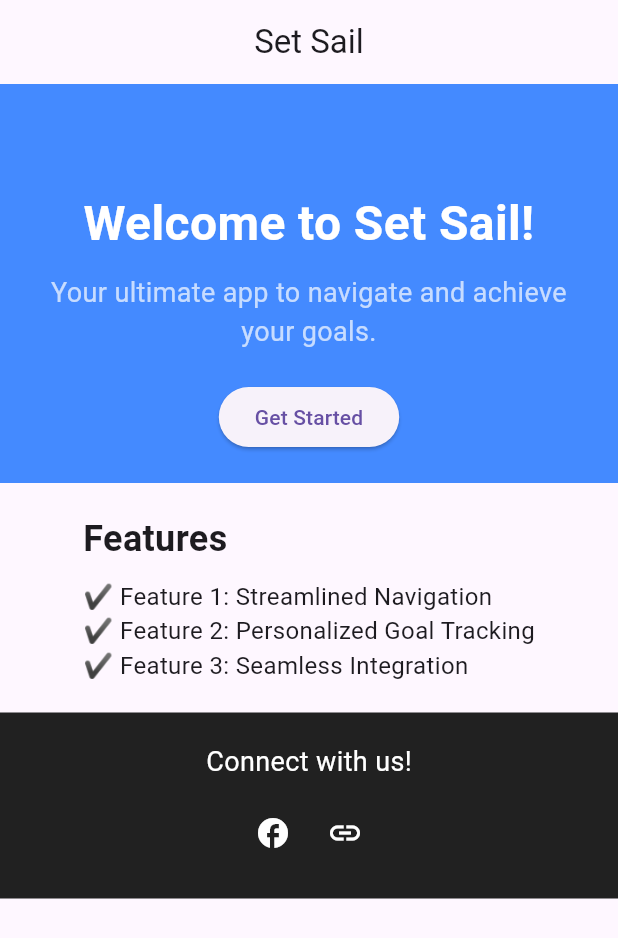
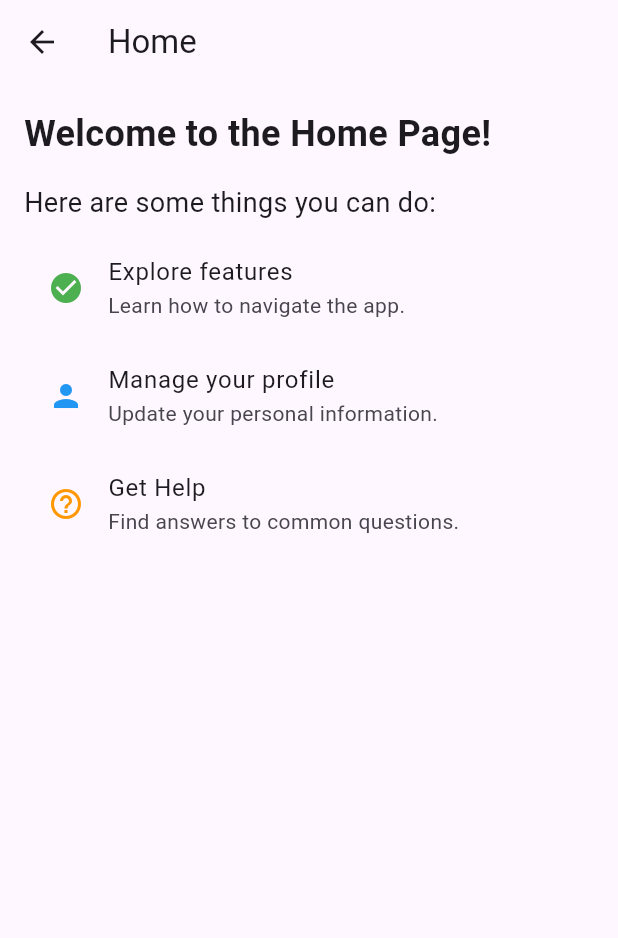
Before and after one commit to Prones94/set-sail-frontend, a Flutter app: the screen it shows after launch, after a tap on "Get Started", on a phone screen of 412 x 824 dp. Shown: the top 938 px of the screen. Run offline on Flutter 3.47's test engine with Material 3 defaults, Android fonts, the phone set to English and light mode, and no system bars.

Commit message:
created navigation folder, added mock data to pages

```diff
--- a/lib/main.dart
+++ b/lib/main.dart
@@ -1,5 +1,5 @@
 import 'package:flutter/material.dart';
-import 'screens/landing_page.dart';
+import 'navigation/main_screen.dart';
 
 void main() {
   runApp(const SetSailApp());
@@ -13,10 +13,8 @@ class SetSailApp extends StatelessWidget {
     return MaterialApp(
       debugShowCheckedModeBanner: false,
       title: 'Set Sail',
-      theme: ThemeData(
-        primarySwatch: Colors.blue,
-      ),
-      home: const LandingPage(), // LandingPage is now the home screen
+      theme: ThemeData(primarySwatch: Colors.blue),
+      home: const MainScreen(),
     );
   }
 }
--- /dev/null
+++ b/lib/navigation/main_screen.dart
@@ -0,0 +1,59 @@
+import 'package:flutter/material.dart';
+import '../screens/landing_page.dart';
+import '../screens/home_page.dart';
+import '../screens/about_page.dart';
+import '../screens/settings_page.dart';
+
+class MainScreen extends StatefulWidget {
+  const MainScreen({super.key});
+
+  @override
+  State<MainScreen> createState() => _MainScreenState();
+}
+
+class _MainScreenState extends State<MainScreen> {
+  int _selectedIndex = 0;
+
+  static const List<Widget> _pages = <Widget>[
+    LandingPage(),
+    HomePage(),
+    AboutPage(),
+    SettingsPage(),
+  ];
+
+  void _onItemTapped(int index) {
+    setState(() {
+      _selectedIndex = index;
+    });
+  }
+
+  @override
+  Widget build(BuildContext context) {
+    return Scaffold(
+      body: _pages[_selectedIndex],
+      bottomNavigationBar: BottomNavigationBar(
+        items: const <BottomNavigationBarItem>[
+          BottomNavigationBarItem(
+            icon: Icon(Icons.home),
+            label: 'Landing',
+          ),
+          BottomNavigationBarItem(
+            icon: Icon(Icons.explore),
+            label: 'Home',
+          ),
+          BottomNavigationBarItem(
+            icon: Icon(Icons.info),
+            label: 'About',
+          ),
+          BottomNavigationBarItem(
+            icon: Icon(Icons.settings),
+            label: 'Settings',
+          ),
+        ],
+        currentIndex: _selectedIndex,
+        selectedItemColor: Colors.blueAccent,
+        onTap: _onItemTapped,
+      ),
+    );
+  }
+}
--- /dev/null
+++ b/lib/screens/home_page.dart
@@ -0,0 +1,47 @@
+import 'package:flutter/material.dart';
+
+class HomePage extends StatelessWidget {
+  const HomePage({super.key});
+
+  @override
+  Widget build(BuildContext context) {
+    return Scaffold(
+      appBar: AppBar(
+        title: const Text('Home'),
+      ),
+      body: Padding(
+        padding: const EdgeInsets.all(16.0),
+        child: Column(
+          crossAxisAlignment: CrossAxisAlignment.start,
+          children: [
+            const Text(
+              'Welcome to the Home Page!',
+              style: TextStyle(fontSize: 24, fontWeight: FontWeight.bold),
+            ),
+            const SizedBox(height: 16),
+            const Text(
+              'Here are some things you can do:',
+              style: TextStyle(fontSize: 18),
+            ),
+            const SizedBox(height: 8),
+            ListTile(
+              leading: const Icon(Icons.check_circle, color: Colors.green),
+              title: const Text('Explore features'),
+              subtitle: const Text('Learn how to navigate the app.'),
+            ),
+            ListTile(
+              leading: const Icon(Icons.person, color: Colors.blue),
+              title: const Text('Manage your profile'),
+              subtitle: const Text('Update your personal information.'),
+            ),
+            ListTile(
+              leading: const Icon(Icons.help_outline, color: Colors.orange),
+              title: const Text('Get Help'),
+              subtitle: const Text('Find answers to common questions.'),
+            ),
+          ],
+        ),
+      ),
+    );
+  }
+}
--- a/lib/screens/landing_page.dart
+++ b/lib/screens/landing_page.dart
@@ -1,4 +1,7 @@
 import 'package:flutter/material.dart';
+import 'home_page.dart';
+import 'about_page.dart';
+import 'settings_page.dart';
 
 class LandingPage extends StatelessWidget {
   const LandingPage({super.key});
@@ -9,6 +12,66 @@ class LandingPage extends StatelessWidget {
       appBar: AppBar(
         title: const Text('Set Sail'),
         centerTitle: true,
+      ),
+      drawer: Drawer(
+        child: ListView(
+          padding: EdgeInsets.zero,
+          children: [
+            DrawerHeader(
+              decoration: const BoxDecoration(
+                color: Colors.blueAccent,
+              ),
+              child: Column(
+                crossAxisAlignment: CrossAxisAlignment.start,
+                children: const [
+                  Text(
+                    'Set Sail',
+                    style: TextStyle(
+                      color: Colors.white,
+                      fontSize: 24,
+                      fontWeight: FontWeight.bold,
+                    ),
+                  ),
+                  SizedBox(height: 10),
+                  Text(
+                    'Navigate your goals with ease!',
+                    style: TextStyle(color: Colors.white70),
+                  ),
+                ],
+              ),
+            ),
+            ListTile(
+              leading: const Icon(Icons.home),
+              title: const Text('Home'),
+              onTap: () {
+                Navigator.push(
+                  context,
+                  MaterialPageRoute(builder: (context) => const HomePage()),
+                );
+              },
+            ),
+            ListTile(
+              leading: const Icon(Icons.info),
+              title: const Text('About'),
+              onTap: () {
+                Navigator.push(
+                  context,
+                  MaterialPageRoute(builder: (context) => const AboutPage()),
+                );
+              },
+            ),
+            ListTile(
+              leading: const Icon(Icons.settings),
+              title: const Text('Settings'),
+              onTap: () {
+                Navigator.push(
+                  context,
+                  MaterialPageRoute(builder: (context) => const SettingsPage()),
+                );
+              },
+            ),
+          ],
+        ),
       ),
       body: SingleChildScrollView(
         child: Column(
@@ -41,7 +104,10 @@ class LandingPage extends StatelessWidget {
                   const SizedBox(height: 20),
                   ElevatedButton(
                     onPressed: () {
-                      // Handle action
+                      Navigator.push(
+                        context,
+                        MaterialPageRoute(builder: (context) => const HomePage()),
+                      );
                     },
                     child: const Text('Get Started'),
                   ),
@@ -53,16 +119,16 @@ class LandingPage extends StatelessWidget {
               padding: const EdgeInsets.all(20),
               child: Column(
                 crossAxisAlignment: CrossAxisAlignment.start,
-                children: [
-                  const Text(
+                children: const [
+                  Text(
                     'Features',
                     style: TextStyle(
                       fontSize: 24,
                       fontWeight: FontWeight.bold,
                     ),
                   ),
-                  const SizedBox(height: 10),
-                  const Text(
+                  SizedBox(height: 10),
+                  Text(
                     '✔ Feature 1: Streamlined Navigation\n'
                     '✔ Feature 2: Personalized Goal Tracking\n'
                     '✔ Feature 3: Seamless Integration',
```
Also changed, not shown: lib/screens/about_page.dart (added, +49 -0 lines), lib/screens/settings_page.dart (added, +60 -0 lines).
